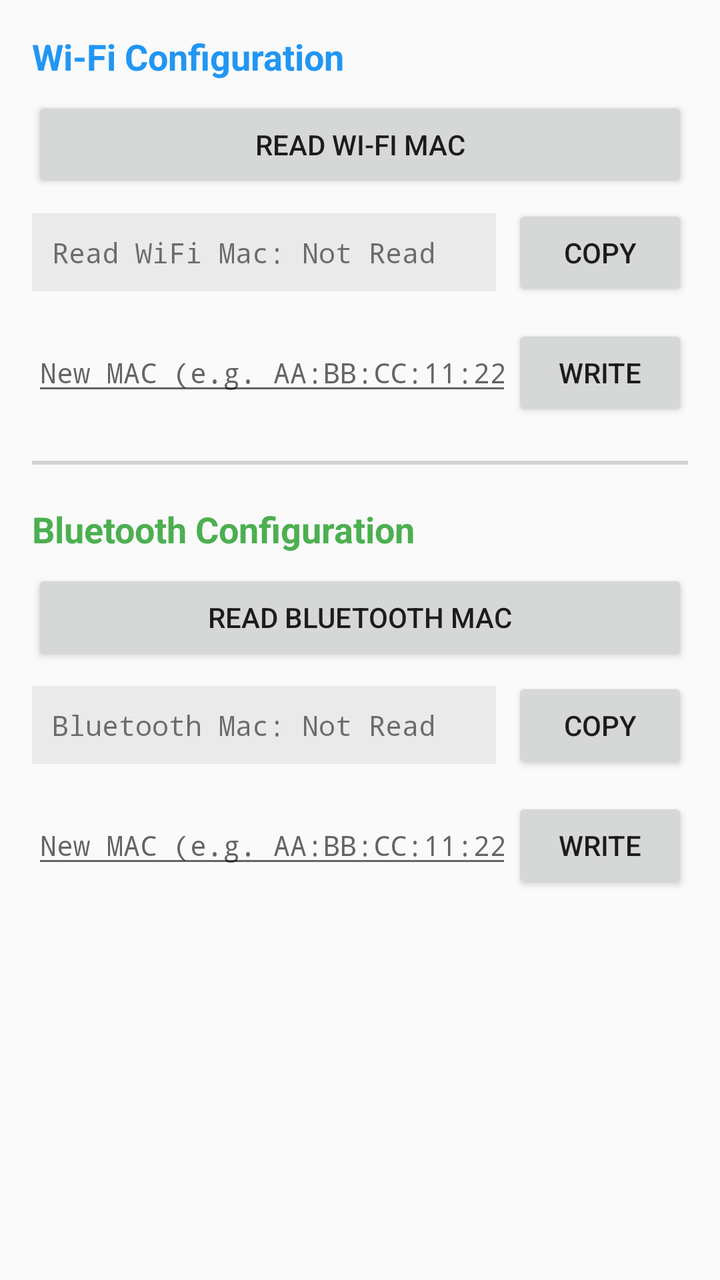
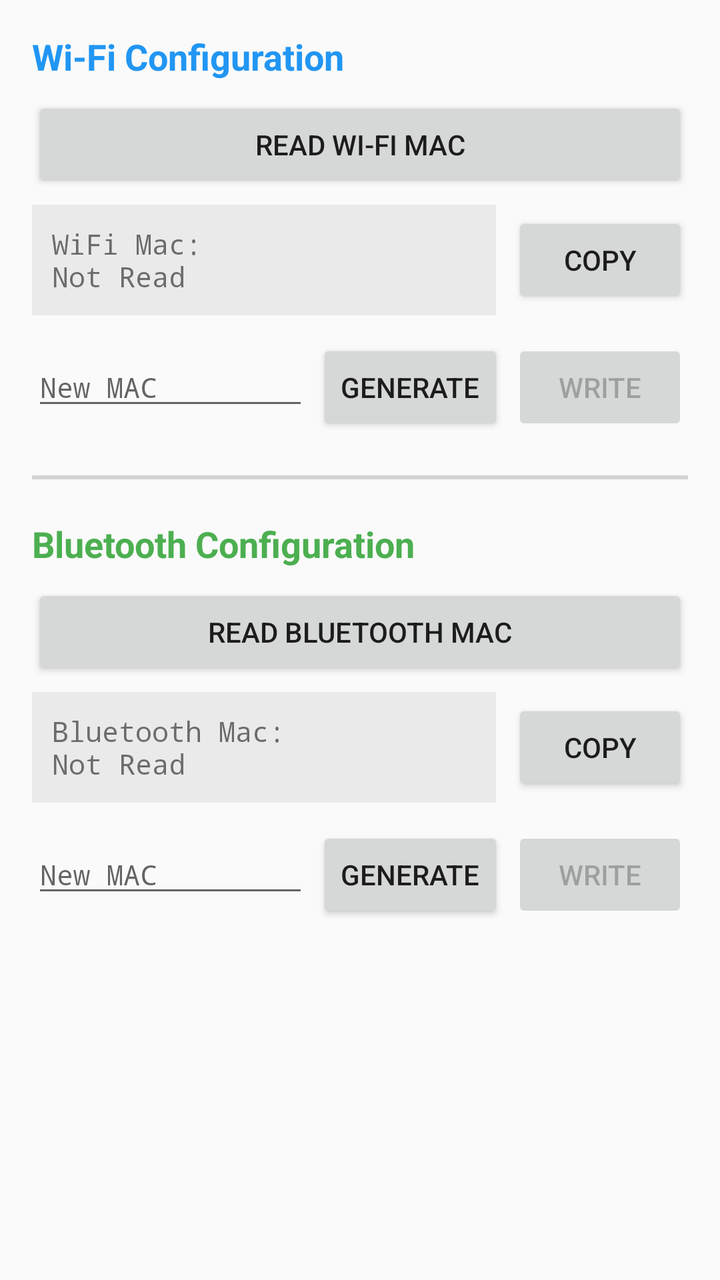

Compare the two renders of this Android layout. The source of the first and the diff that turns it into the second are given below.
<!-- AndroidManifest.xml: application theme Theme.AppCompat.Light -->
<!-- res/layout/activity_main.xml -->
<?xml version="1.0" encoding="utf-8"?>
<ScrollView xmlns:android="http://schemas.android.com/apk/res/android"
    android:layout_width="match_parent"
    android:layout_height="match_parent"
    android:padding="16dp">

    <LinearLayout
        android:layout_width="match_parent"
        android:layout_height="wrap_content"
        android:orientation="vertical">

        
        <TextView
            android:layout_width="match_parent"
            android:layout_height="wrap_content"
            android:text="Wi-Fi Configuration"
            android:textSize="18sp"
            android:textStyle="bold"
            android:textColor="#2196F3"
            android:layout_marginBottom="8dp" />

        <Button
            android:id="@+id/btnReadWifi"
            android:layout_width="match_parent"
            android:layout_height="wrap_content"
            android:text="Read Wi-Fi MAC" />

        <LinearLayout
            android:layout_width="match_parent"
            android:layout_height="wrap_content"
            android:orientation="horizontal"
            android:gravity="center_vertical"
            android:layout_marginTop="6dp"
            android:layout_marginBottom="12dp">

            <TextView
                android:id="@+id/tvWifiResult"
                android:layout_width="0dp"
                android:layout_height="wrap_content"
                android:layout_weight="1"
                android:text="Read WiFi Mac: Not Read"
                android:textSize="14sp"
                android:background="#10000000"
                android:padding="10dp"
                android:fontFamily="monospace" />

            <Button
                android:id="@+id/btnCopyWifi"
                android:layout_width="wrap_content"
                android:layout_height="wrap_content"
                android:text="Copy"
                android:layout_marginStart="8dp" />
        </LinearLayout>

        <LinearLayout
            android:layout_width="match_parent"
            android:layout_height="wrap_content"
            android:orientation="horizontal">

            <EditText
                android:id="@+id/etWifiMac"
                android:layout_width="0dp"
                android:layout_height="wrap_content"
                android:layout_weight="1"
                android:hint="New MAC (e.g. AA:BB:CC:11:22:33)"
                android:fontFamily="monospace"
                android:textSize="14sp"
                android:maxLength="17"
                android:inputType="textCapCharacters" />

            <Button
                android:id="@+id/btnWriteWifi"
                android:layout_width="wrap_content"
                android:layout_height="wrap_content"
                android:text="Write" />
        </LinearLayout>

        
        <View
            android:layout_width="match_parent"
            android:layout_height="2dp"
            android:background="#D3D3D3"
            android:layout_marginTop="20dp"
            android:layout_marginBottom="20dp" />

        
        <TextView
            android:layout_width="match_parent"
            android:layout_height="wrap_content"
            android:text="Bluetooth Configuration"
            android:textSize="18sp"
            android:textStyle="bold"
            android:textColor="#4CAF50"
            android:layout_marginBottom="8dp" />

        <Button
            android:id="@+id/btnReadBt"
            android:layout_width="match_parent"
            android:layout_height="wrap_content"
            android:text="Read Bluetooth MAC" />

        <LinearLayout
            android:layout_width="match_parent"
            android:layout_height="wrap_content"
            android:orientation="horizontal"
            android:gravity="center_vertical"
            android:layout_marginTop="6dp"
            android:layout_marginBottom="12dp">

            <TextView
                android:id="@+id/tvBtResult"
                android:layout_width="0dp"
                android:layout_height="wrap_content"
                android:layout_weight="1"
                android:text="Bluetooth Mac: Not Read"
                android:textSize="14sp"
                android:background="#10000000"
                android:padding="10dp"
                android:fontFamily="monospace" />

            <Button
                android:id="@+id/btnCopyBt"
                android:layout_width="wrap_content"
                android:layout_height="wrap_content"
                android:text="Copy"
                android:layout_marginStart="8dp" />
        </LinearLayout>

        <LinearLayout
            android:layout_width="match_parent"
            android:layout_height="wrap_content"
            android:orientation="horizontal">

            <EditText
                android:id="@+id/etBtMac"
                android:layout_width="0dp"
                android:layout_height="wrap_content"
                android:layout_weight="1"
                android:hint="New MAC (e.g. AA:BB:CC:11:22:33)"
                android:fontFamily="monospace"
                android:textSize="14sp"
                android:maxLength="17"
                android:inputType="textCapCharacters" />

            <Button
                android:id="@+id/btnWriteBt"
                android:layout_width="wrap_content"
                android:layout_height="wrap_content"
                android:text="Write" />
        </LinearLayout>

    </LinearLayout>
</ScrollView>
<!-- resources referenced by this layout -->
<resources>

</resources>

<!-- the commit's change to res/layout/activity_main.xml (unified diff, before → after) -->
@@ -38,7 +38,7 @@
                 android:layout_width="0dp"
                 android:layout_height="wrap_content"
                 android:layout_weight="1"
-                android:text="Read WiFi Mac: Not Read"
+                android:text="WiFi Mac:\nNot Read"
                 android:textSize="14sp"
                 android:background="#10000000"
                 android:padding="10dp"
@@ -62,17 +62,26 @@
                 android:layout_width="0dp"
                 android:layout_height="wrap_content"
                 android:layout_weight="1"
-                android:hint="New MAC (e.g. AA:BB:CC:11:22:33)"
+                android:hint="New MAC"
                 android:fontFamily="monospace"
                 android:textSize="14sp"
                 android:maxLength="17"
                 android:inputType="textCapCharacters" />
 
             <Button
+                android:id="@+id/btnGenerateWifi"
+                android:layout_width="wrap_content"
+                android:layout_height="wrap_content"
+                android:text="Generate"
+                android:layout_marginStart="4dp" />
+
+            <Button
                 android:id="@+id/btnWriteWifi"
                 android:layout_width="wrap_content"
                 android:layout_height="wrap_content"
-                android:text="Write" />
+                android:text="Write"
+                android:enabled="false"
+                android:layout_marginStart="4dp" />
         </LinearLayout>
 
         
@@ -112,7 +121,7 @@
                 android:layout_width="0dp"
                 android:layout_height="wrap_content"
                 android:layout_weight="1"
-                android:text="Bluetooth Mac: Not Read"
+                android:text="Bluetooth Mac:\nNot Read"
                 android:textSize="14sp"
                 android:background="#10000000"
                 android:padding="10dp"
@@ -136,17 +145,26 @@
                 android:layout_width="0dp"
                 android:layout_height="wrap_content"
                 android:layout_weight="1"
-                android:hint="New MAC (e.g. AA:BB:CC:11:22:33)"
+                android:hint="New MAC"
                 android:fontFamily="monospace"
                 android:textSize="14sp"
                 android:maxLength="17"
                 android:inputType="textCapCharacters" />
 
             <Button
+                android:id="@+id/btnGenerateBt"
+                android:layout_width="wrap_content"
+                android:layout_height="wrap_content"
+                android:text="Generate"
+                android:layout_marginStart="4dp" />
+
+            <Button
                 android:id="@+id/btnWriteBt"
                 android:layout_width="wrap_content"
                 android:layout_height="wrap_content"
-                android:text="Write" />
+                android:text="Write"
+                android:enabled="false"
+                android:layout_marginStart="4dp" />
         </LinearLayout>
 
     </LinearLayout>
